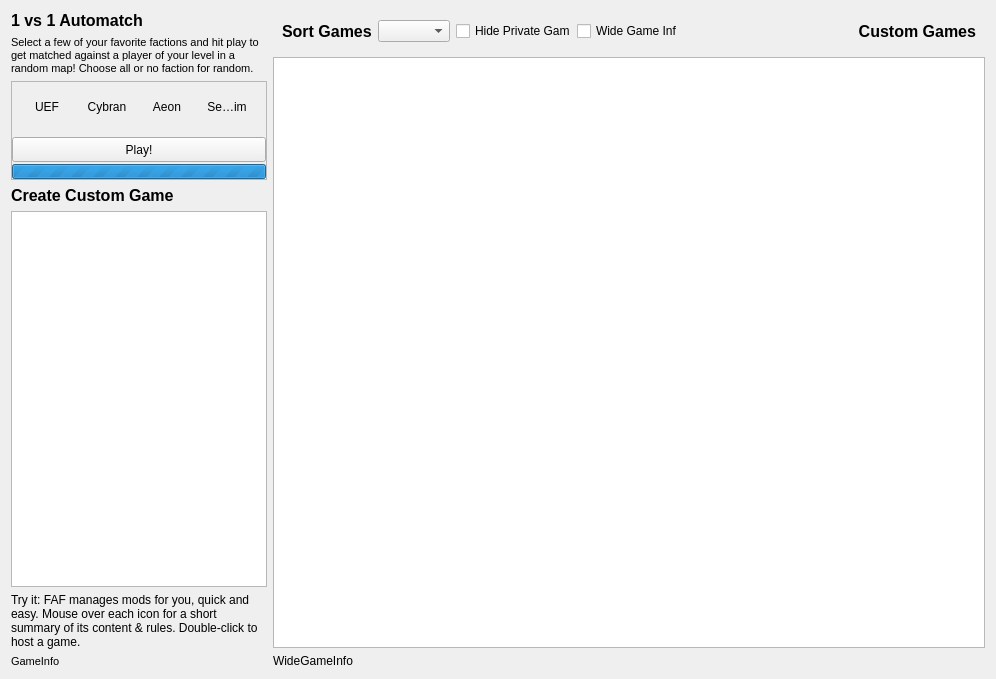
Above: res/games/games.ui from GrotheFAF/client before the change. Below: the same form after it.
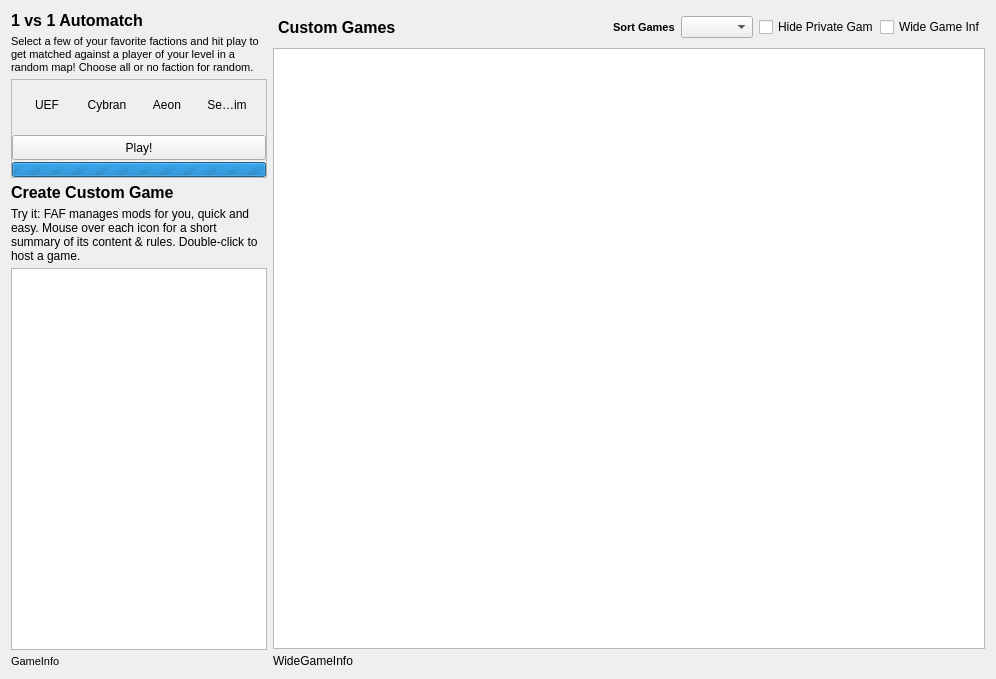
That is the form after the change.

```diff
--- a/res/games/games.ui
+++ b/res/games/games.ui
@@ -32,6 +32,9 @@
       <number>0</number>
      </property>
      <layout class="QVBoxLayout" name="verticalLayout">
+      <property name="spacing">
+       <number>5</number>
+      </property>
       <property name="margin">
        <number>0</number>
       </property>
@@ -434,6 +437,16 @@
         </property>
        </widget>
       </item>
+      <item>
+       <widget class="QLabel" name="labelModHint">
+        <property name="text">
+         <string>&lt;html&gt;&lt;head/&gt;&lt;body&gt;&lt;p&gt;Try it: FAF manages mods for you, quick and easy. Mouse over each icon for a short summary of its content &amp;amp; rules. Double-click to host a game.&lt;/p&gt;&lt;/body&gt;&lt;/html&gt;</string>
+        </property>
+        <property name="wordWrap">
+         <bool>true</bool>
+        </property>
+       </widget>
+      </item>
       <item>
        <widget class="QListWidget" name="modList">
         <property name="sizePolicy">
@@ -483,16 +496,6 @@
         </property>
        </widget>
       </item>
-      <item>
-       <widget class="QLabel" name="labelModHint">
-        <property name="text">
-         <string>&lt;html&gt;&lt;head/&gt;&lt;body&gt;&lt;p&gt;Try it: FAF manages mods for you, quick and easy. Mouse over each icon for a short summary of its content &amp;amp; rules. Double-click to host a game.&lt;/p&gt;&lt;/body&gt;&lt;/html&gt;</string>
-        </property>
-        <property name="wordWrap">
-         <bool>true</bool>
-        </property>
-       </widget>
-      </item>
       <item>
        <widget class="QLabel" name="labelGameInfo">
         <property name="maximumSize">
@@ -537,6 +540,9 @@
       <number>0</number>
      </property>
      <layout class="QVBoxLayout" name="verticalLayout_2">
+      <property name="spacing">
+       <number>5</number>
+      </property>
       <property name="margin">
        <number>0</number>
       </property>
@@ -552,6 +558,34 @@
          <number>0</number>
         </property>
         <layout class="QHBoxLayout" name="gameListHeaderLayout">
+         <property name="margin">
+          <number>5</number>
+         </property>
+         <item>
+          <widget class="QLabel" name="labelJoinGame">
+           <property name="palette">
+            <palette>
+             <active/>
+             <inactive/>
+             <disabled/>
+            </palette>
+           </property>
+           <property name="font">
+            <font>
+             <family>Segoe UI</family>
+             <pointsize>12</pointsize>
+             <weight>75</weight>
+             <bold>true</bold>
+            </font>
+           </property>
+           <property name="layoutDirection">
+            <enum>Qt::LeftToRight</enum>
+           </property>
+           <property name="text">
+            <string>Custom Games</string>
+           </property>
+          </widget>
+         </item>
          <item>
           <widget class="QLabel" name="labelSortGames">
            <property name="sizePolicy">
@@ -570,7 +604,7 @@
            <property name="font">
             <font>
              <family>Segoe UI</family>
-             <pointsize>12</pointsize>
+             <pointsize>8</pointsize>
              <weight>75</weight>
              <bold>true</bold>
             </font>
@@ -616,31 +650,6 @@
            </property>
           </widget>
          </item>
-         <item>
-          <widget class="QLabel" name="labelJoinGame">
-           <property name="palette">
-            <palette>
-             <active/>
-             <inactive/>
-             <disabled/>
-            </palette>
-           </property>
-           <property name="font">
-            <font>
-             <family>Segoe UI</family>
-             <pointsize>12</pointsize>
-             <weight>75</weight>
-             <bold>true</bold>
-            </font>
-           </property>
-           <property name="text">
-            <string>Custom Games</string>
-           </property>
-           <property name="alignment">
-            <set>Qt::AlignRight|Qt::AlignTrailing|Qt::AlignVCenter</set>
-           </property>
-          </widget>
-         </item>
         </layout>
        </widget>
       </item>
```
